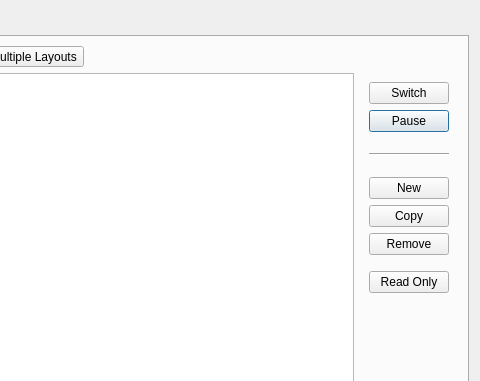
The window that app/settings/settingsdialog/settingsdialog.ui (KDE/latte-dock) describes before a commit, drawn with Qt 5; both pictures show x 508 to 988 and y 0 to 381 of the 988 by 750 pixel window.
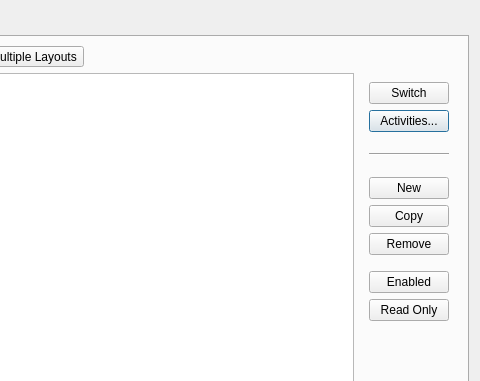
The same window after the commit. Icons and pictures are not drawn. Custom widgets are drawn as their Qt base class.

Commit message:
provide two new actions in Layouts Editor
--Activities to trigger Plasma activities manager
--Enabled to assign/unassign layouts to different
activities

The edit to the form file:
```diff
--- a/app/settings/settingsdialog/settingsdialog.ui
+++ b/app/settings/settingsdialog/settingsdialog.ui
@@ -168,7 +168,7 @@
               <item>
                <widget class="QPushButton" name="pauseButton">
                 <property name="text">
-                 <string>Pause</string>
+                 <string>Activities...</string>
                 </property>
                 <property name="icon">
                  <iconset theme="media-playback-pause">
@@ -273,6 +273,16 @@
                 </property>
                </spacer>
               </item>
+              <item>
+               <widget class="QPushButton" name="enabledButton">
+                <property name="text">
+                 <string>Enabled</string>
+                </property>
+                <property name="icon">
+                 <iconset theme="edit-link"/>
+                </property>
+               </widget>
+              </item>
               <item>
                <widget class="QPushButton" name="readOnlyButton">
                 <property name="text">
```
Left out of the diff: 5 changed lines with no effect on the pictures. The commit also changes 2 other files.
